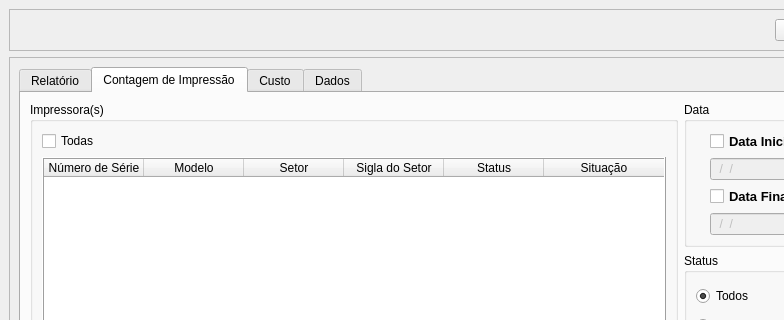
Before: the Qt Designer form View/Telas/CD_Relatorio.ui in Blastoles/ProjetoSCGI, drawn with Qt 5; both pictures show x 0 to 784 and y 0 to 320 of the 874 by 599 pixel window.
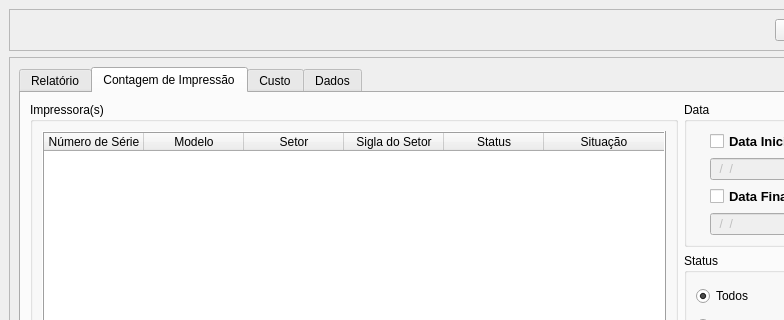
After: the same form once the commit is applied. The open tabs and pages were chosen to show the change. Icons and pictures are not drawn. Custom widgets are drawn as their Qt base class.

Patch:
```diff
--- a/View/Telas/CD_Relatorio.ui
+++ b/View/Telas/CD_Relatorio.ui
@@ -363,7 +363,7 @@
               <string>Impressora(s)</string>
              </property>
              <layout class="QGridLayout" name="gridLayout_11">
-              <item row="1" column="0">
+              <item row="0" column="0">
                <widget class="QTableWidget" name="TB_Impressora">
                 <property name="enabled">
                  <bool>true</bool>
@@ -463,16 +463,6 @@
                 </column>
                </widget>
               </item>
-              <item row="0" column="0">
-               <widget class="QCheckBox" name="BT_TodasImpressoras">
-                <property name="text">
-                 <string>Todas</string>
-                </property>
-                <property name="tristate">
-                 <bool>false</bool>
-                </property>
-               </widget>
-              </item>
              </layout>
             </widget>
            </item>
```
Left out of the diff: 4 changed lines with no effect on the pictures.
